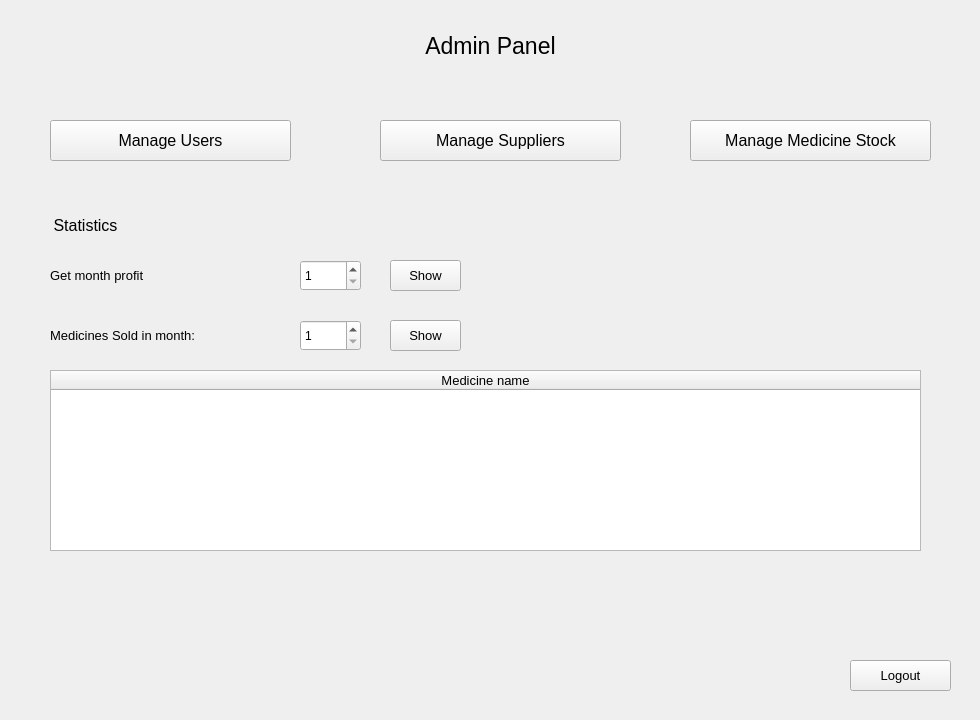
osamamuhammad3623/pharmacy_management_system, file admin_panel/admin_panel.ui: the form before one commit.
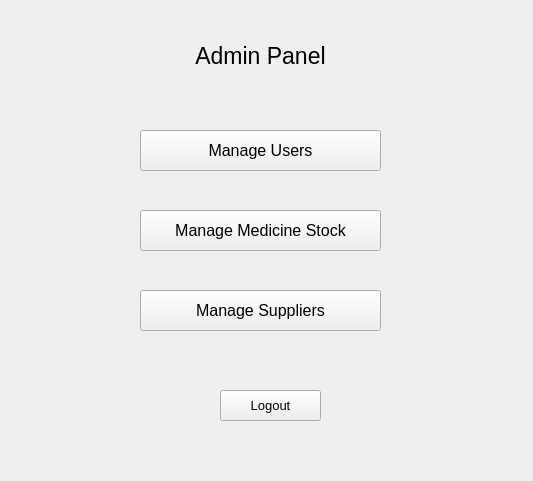
The form after the commit.

Diff of the .ui file:
```diff
--- a/admin_panel/admin_panel.ui
+++ b/admin_panel/admin_panel.ui
@@ -6,8 +6,8 @@
    <rect>
     <x>0</x>
     <y>0</y>
-    <width>980</width>
-    <height>720</height>
+    <width>533</width>
+    <height>481</height>
    </rect>
   </property>
   <property name="windowTitle">
@@ -16,8 +16,8 @@
   <widget class="QPushButton" name="logout">
    <property name="geometry">
     <rect>
-     <x>850</x>
-     <y>660</y>
+     <x>220</x>
+     <y>390</y>
      <width>101</width>
      <height>31</height>
     </rect>
@@ -34,8 +34,8 @@
   <widget class="QPushButton" name="manage_users">
    <property name="geometry">
     <rect>
-     <x>50</x>
-     <y>120</y>
+     <x>140</x>
+     <y>130</y>
      <width>241</width>
      <height>41</height>
     </rect>
@@ -52,8 +52,8 @@
   <widget class="QLabel" name="label_6">
    <property name="geometry">
     <rect>
-     <x>380</x>
-     <y>30</y>
+     <x>150</x>
+     <y>40</y>
      <width>221</width>
      <height>31</height>
     </rect>
@@ -73,8 +73,8 @@
   <widget class="QPushButton" name="manage_suppliers">
    <property name="geometry">
     <rect>
-     <x>380</x>
-     <y>120</y>
+     <x>140</x>
+     <y>290</y>
      <width>241</width>
      <height>41</height>
     </rect>
@@ -91,64 +91,10 @@
   <widget class="QPushButton" name="manage_med">
    <property name="geometry">
     <rect>
-     <x>690</x>
-     <y>120</y>
-     <width>241</width>
-     <height>41</height>
-    </rect>
-   </property>
-   <property name="font">
-    <font>
-     <pointsize>12</pointsize>
-    </font>
-   </property>
-   <property name="text">
-    <string>Manage Medicine Stock</string>
-   </property>
-  </widget>
-  <widget class="QPushButton" name="show_profit">
-   <property name="geometry">
-    <rect>
-     <x>390</x>
-     <y>260</y>
-     <width>71</width>
-     <height>31</height>
-    </rect>
-   </property>
-   <property name="font">
-    <font>
-     <pointsize>10</pointsize>
-    </font>
-   </property>
-   <property name="text">
-    <string>Show</string>
-   </property>
-  </widget>
-  <widget class="QLabel" name="label_3">
-   <property name="geometry">
-    <rect>
-     <x>50</x>
-     <y>250</y>
-     <width>131</width>
-     <height>51</height>
-    </rect>
-   </property>
-   <property name="font">
-    <font>
-     <pointsize>10</pointsize>
-    </font>
-   </property>
-   <property name="text">
-    <string>Get month profit</string>
-   </property>
-  </widget>
-  <widget class="QLabel" name="label_7">
-   <property name="geometry">
-    <rect>
-     <x>30</x>
+     <x>140</x>
      <y>210</y>
-     <width>111</width>
-     <height>31</height>
+     <width>241</width>
+     <height>41</height>
     </rect>
    </property>
    <property name="font">
@@ -157,116 +103,7 @@
     </font>
    </property>
    <property name="text">
-    <string>Statistics</string>
-   </property>
-   <property name="alignment">
-    <set>Qt::AlignCenter</set>
-   </property>
-  </widget>
-  <widget class="QLabel" name="label_4">
-   <property name="geometry">
-    <rect>
-     <x>50</x>
-     <y>310</y>
-     <width>201</width>
-     <height>51</height>
-    </rect>
-   </property>
-   <property name="font">
-    <font>
-     <pointsize>10</pointsize>
-    </font>
-   </property>
-   <property name="text">
-    <string>Medicines Sold in month:</string>
-   </property>
-  </widget>
-  <widget class="QPushButton" name="show_med_sold">
-   <property name="geometry">
-    <rect>
-     <x>390</x>
-     <y>320</y>
-     <width>71</width>
-     <height>31</height>
-    </rect>
-   </property>
-   <property name="font">
-    <font>
-     <pointsize>10</pointsize>
-    </font>
-   </property>
-   <property name="text">
-    <string>Show</string>
-   </property>
-  </widget>
-  <widget class="QTableWidget" name="meds">
-   <property name="geometry">
-    <rect>
-     <x>50</x>
-     <y>370</y>
-     <width>871</width>
-     <height>181</height>
-    </rect>
-   </property>
-   <property name="font">
-    <font>
-     <pointsize>10</pointsize>
-    </font>
-   </property>
-   <property name="selectionMode">
-    <enum>QAbstractItemView::SingleSelection</enum>
-   </property>
-   <property name="selectionBehavior">
-    <enum>QAbstractItemView::SelectRows</enum>
-   </property>
-   <attribute name="horizontalHeaderCascadingSectionResizes">
-    <bool>false</bool>
-   </attribute>
-   <attribute name="horizontalHeaderStretchLastSection">
-    <bool>true</bool>
-   </attribute>
-   <column>
-    <property name="text">
-     <string>Medicine name</string>
-    </property>
-   </column>
-  </widget>
-  <widget class="QSpinBox" name="month_profit">
-   <property name="geometry">
-    <rect>
-     <x>300</x>
-     <y>260</y>
-     <width>61</width>
-     <height>31</height>
-    </rect>
-   </property>
-   <property name="minimum">
-    <number>1</number>
-   </property>
-   <property name="maximum">
-    <number>12</number>
-   </property>
-   <property name="value">
-    <number>1</number>
-   </property>
-  </widget>
-  <widget class="QSpinBox" name="meds_in_month">
-   <property name="geometry">
-    <rect>
-     <x>300</x>
-     <y>320</y>
-     <width>61</width>
-     <height>31</height>
-    </rect>
-   </property>
-   <property name="minimum">
-    <number>1</number>
-   </property>
-   <property name="maximum">
-    <number>12</number>
-   </property>
-   <property name="value">
-    <number>1</number>
+    <string>Manage Medicine Stock</string>
    </property>
   </widget>
  </widget>
```
